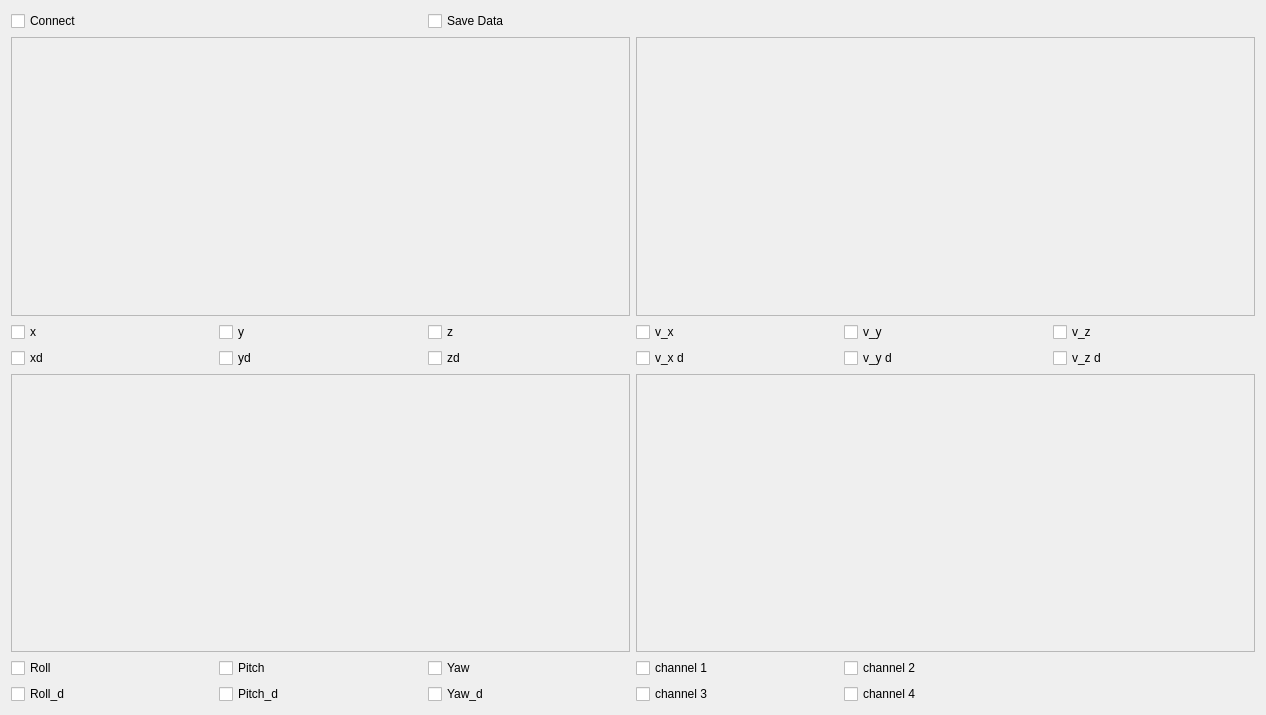
Qt form gui/src/gui/positionPlot.ui (massimilianop/sml_under_development) before a commit.
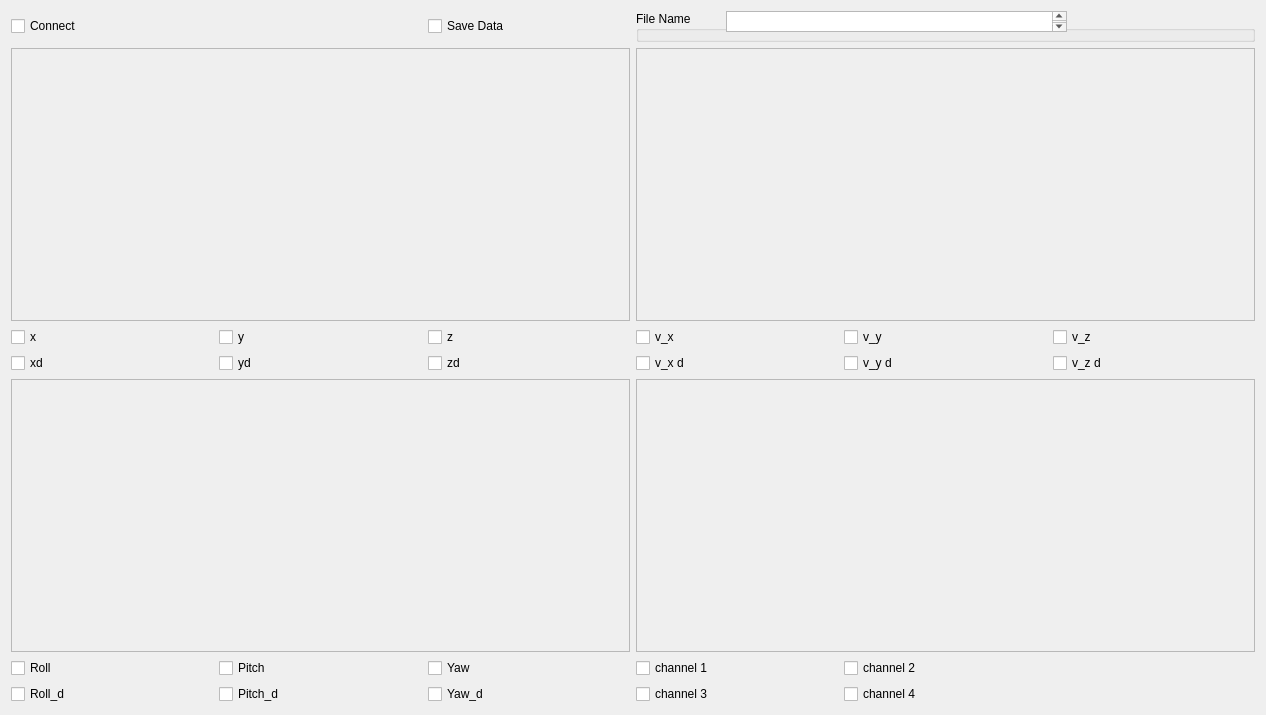
The same form after that commit.

The edit to the form file:
```diff
--- a/gui/src/gui/positionPlot.ui
+++ b/gui/src/gui/positionPlot.ui
@@ -225,6 +225,23 @@
      </property>
     </widget>
    </item>
+   <item row="0" column="4" colspan="3">
+    <widget class="QGroupBox" name="groupBox">
+     <property name="title">
+      <string>File Name</string>
+     </property>
+     <widget class="QPlainTextEdit" name="input_file_name">
+      <property name="geometry">
+       <rect>
+        <x>90</x>
+        <y>0</y>
+        <width>341</width>
+        <height>21</height>
+       </rect>
+      </property>
+     </widget>
+    </widget>
+   </item>
   </layout>
  </widget>
  <resources/>
```
